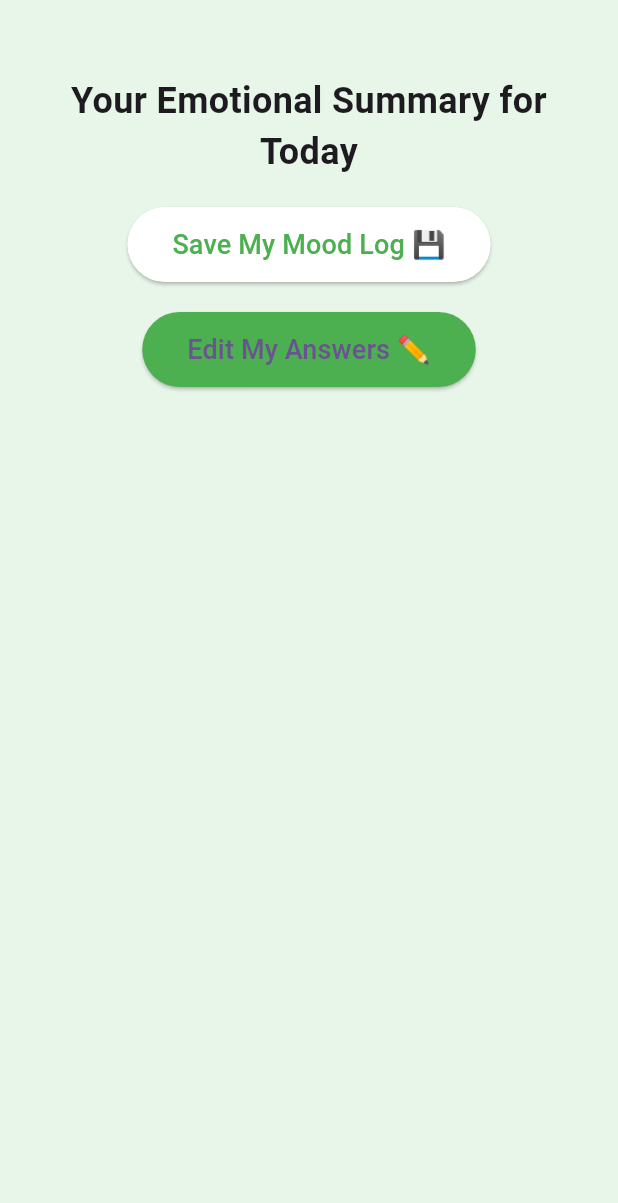
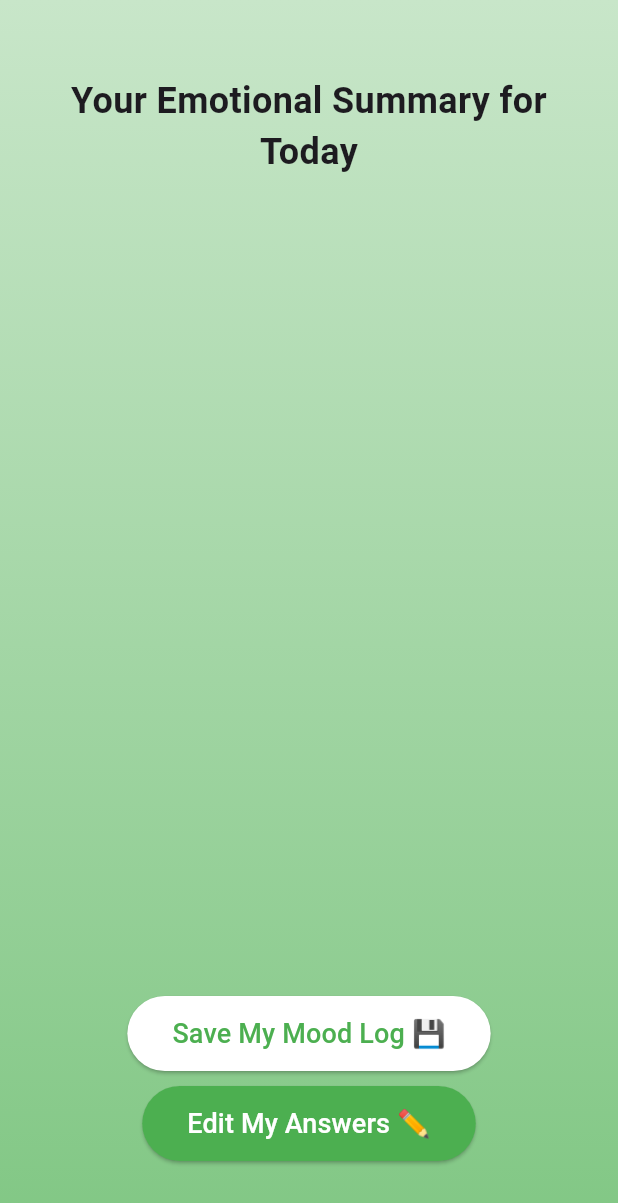
Before and after one commit to IT21161674/Ayuraura, a Flutter app: the ResultsScreen screen opened directly with empty values, on a phone screen of 412 x 824 dp. Shown: the top 1203 px of the screen. Run offline on Flutter 3.47's test engine with Material 3 defaults, Android fonts, the phone set to English and light mode, and no system bars; our stand-ins replace camera, charts_flutter, cloud_firestore, firebase_auth, flutter_bloc, flutter_colorpicker and 4 more; missing offline and left inert: stress_management, zoom_widget; accounts and stored records are empty.

Commit message:
update results screen

```diff
--- a/frontend/lib/pages/main_pages/quiz_page/results_screen.dart
+++ b/frontend/lib/pages/main_pages/quiz_page/results_screen.dart
@@ -1,9 +1,7 @@
-import 'package:stress_management/pages/main_pages/quiz_page/quiz_screen.dart';
 import 'package:flutter/material.dart';
-
 import '../../../constants/colors.dart';
 import 'mood_log_screen.dart';
-
+import 'quiz_screen.dart';
 
 class ResultsScreen extends StatelessWidget {
   final List<String> selectedAnswers;
@@ -13,8 +11,15 @@ class ResultsScreen extends StatelessWidget {
   @override
   Widget build(BuildContext context) {
     return Scaffold(
-      backgroundColor: AppColors.background,
-      body: SafeArea(
+      body: Container(
+        decoration: BoxDecoration(
+          gradient: LinearGradient(
+            begin: Alignment.topCenter,
+            end: Alignment.bottomCenter,
+            colors: [Colors.green.shade100, Colors.green.shade300],
+          ),
+        ),
+        child: SafeArea(
           child: Padding(
             padding: const EdgeInsets.symmetric(vertical: 50.0, horizontal: 16),
             child: Column(
@@ -26,15 +31,15 @@ class ResultsScreen extends StatelessWidget {
                   style: TextStyle(fontSize: 24, fontWeight: FontWeight.bold),
                 ),
                 SizedBox(height: 20),
-              ...selectedAnswers.asMap().entries.map((entry) {
-                int index = entry.key;
-                String answer = entry.value;
-                return Column(
-                  children: [
-                    Container(
+                Expanded(
+                  child: ListView.builder(
+                    itemCount: selectedAnswers.length,
+                    itemBuilder: (context, index) {
+                      return Container(
+                        margin: EdgeInsets.only(bottom: 16),
                         padding: EdgeInsets.all(12.0),
                         decoration: BoxDecoration(
-                        color: AppColors.background,
+                          color: Colors.white.withOpacity(0.8),
                           borderRadius: BorderRadius.circular(15),
                           boxShadow: [
                             BoxShadow(
@@ -45,28 +50,29 @@ class ResultsScreen extends StatelessWidget {
                             ),
                           ],
                         ),
-                      child: Text(
-                        '$answer',
+                        child: ListTile(
+                          leading: Text(
+                            "${index + 1}.",
+                            style: TextStyle(fontSize: 20, fontWeight: FontWeight.bold),
+                          ),
+                          title: Text(
+                            selectedAnswers[index],
                             style: TextStyle(fontSize: 18),
-                        textAlign: TextAlign.center,
                           ),
-                      width: double.maxFinite,
                         ),
-                    SizedBox(height: 20),
-                  ],
                       );
-              }).toList(),
+                    },
+                  ),
+                ),
                 ElevatedButton(
                   onPressed: () {
                     Navigator.pushReplacement(
                       context,
-                    MaterialPageRoute(
-                      builder: (context) => MoodLogScreen(),
-                    ),
+                      MaterialPageRoute(builder: (context) => MoodLogScreen()),
                     );
                   },
                   style: ElevatedButton.styleFrom(
-                  primary: AppColors.white,
+                    backgroundColor: Colors.white,
                     padding: EdgeInsets.symmetric(horizontal: 30, vertical: 12),
                     shape: RoundedRectangleBorder(
                       borderRadius: BorderRadius.circular(30),
@@ -74,23 +80,21 @@ class ResultsScreen extends StatelessWidget {
                   ),
                   child: Text(
                     'Save My Mood Log 💾',
-                  style: TextStyle(fontSize: 18, color: AppColors.secondary,),
+                    style: TextStyle(fontSize: 18, color: AppColors.secondary),
                   ),
                 ),
-              SizedBox(height: 20),
+                SizedBox(height: 10),
                 ElevatedButton(
                   onPressed: () {
                     Navigator.pushReplacement(
                       context,
                       MaterialPageRoute(
-                      builder: (context) => QuizScreen(
-                        initialAnswers: selectedAnswers,
-                      ),
+                        builder: (context) => QuizScreen(initialAnswers: selectedAnswers),
                       ),
                     );
                   },
                   style: ElevatedButton.styleFrom(
-                  primary: AppColors.secondary,
+                    backgroundColor: AppColors.secondary,
                     padding: EdgeInsets.symmetric(horizontal: 30, vertical: 12),
                     shape: RoundedRectangleBorder(
                       borderRadius: BorderRadius.circular(30),
@@ -98,13 +102,14 @@ class ResultsScreen extends StatelessWidget {
                   ),
                   child: Text(
                     'Edit My Answers ✏️',
-                  style: TextStyle(fontSize: 18),
+                    style: TextStyle(fontSize: 18, color: Colors.white),
                   ),
                 ),
               ],
             ),
           ),
         ),
+      ),
     );
   }
 }
```
Lines whose indentation alone changed are shown as unchanged.
